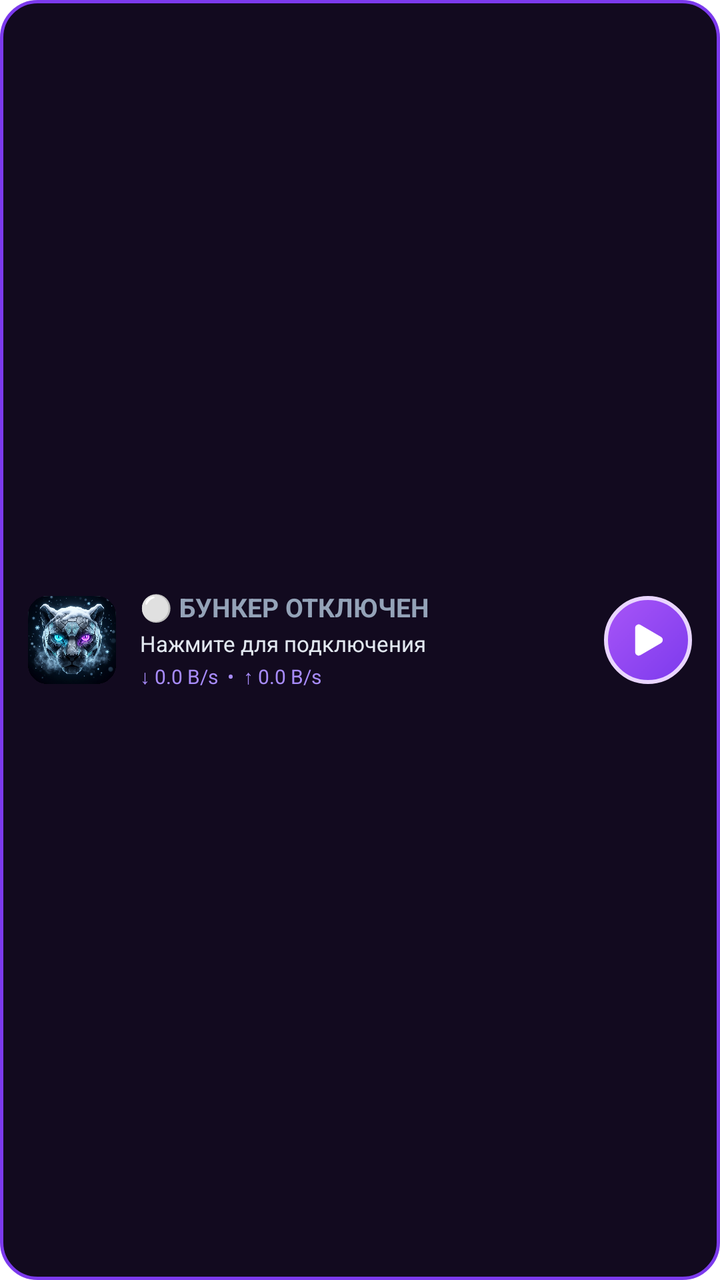
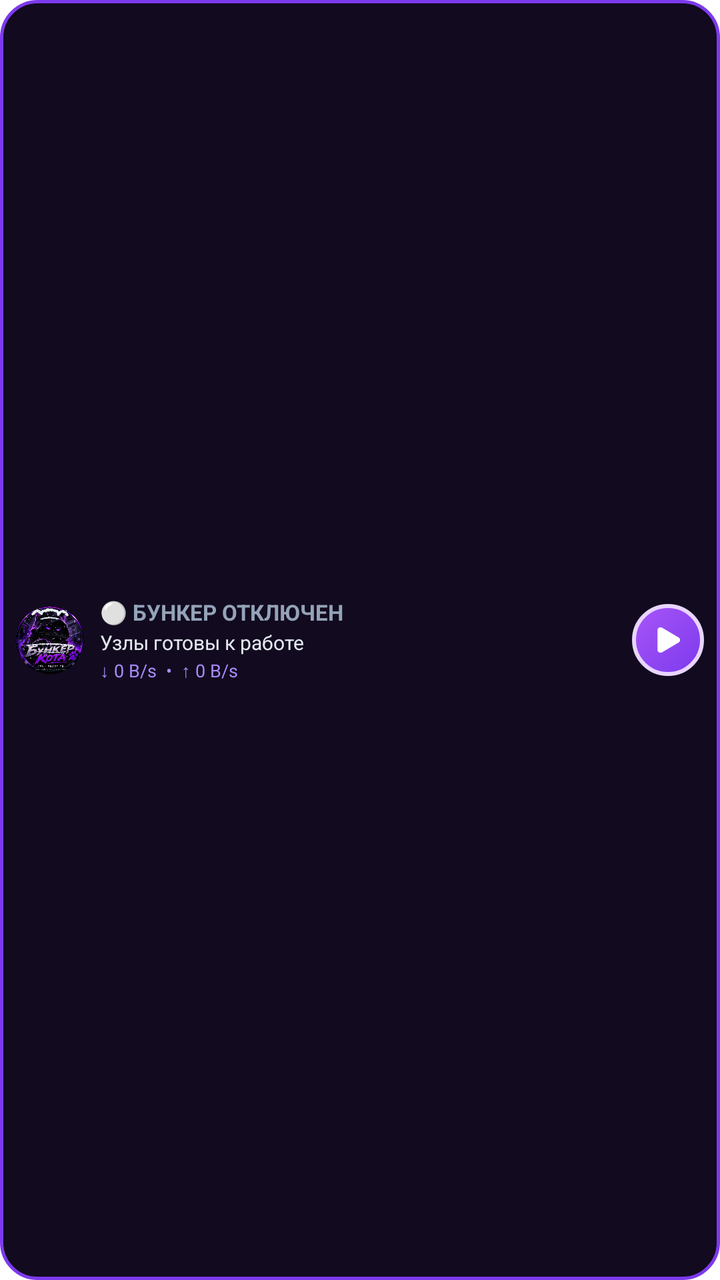

An Android layout rendered at two revisions. The XML below is the earlier revision; the diff shows what the commit changed to produce the second picture.
<!-- AndroidManifest.xml: application theme AppThemeDayNight.NoActionBar -->
<!-- res/layout/widget_switch.xml -->
<?xml version="1.0" encoding="utf-8"?>
<LinearLayout xmlns:android="http://schemas.android.com/apk/res/android"
    android:id="@+id/layout_widget_card"
    android:layout_width="match_parent"
    android:layout_height="wrap_content"
    android:background="@drawable/bg_cyber_widget_inactive"
    android:gravity="center_vertical"
    android:orientation="horizontal"
    android:paddingStart="14dp"
    android:paddingTop="10dp"
    android:paddingEnd="14dp"
    android:paddingBottom="10dp">

    
    <ImageView
        android:id="@+id/image_widget_logo"
        android:layout_width="44dp"
        android:layout_height="44dp"
        android:layout_gravity="center_vertical"
        android:contentDescription="@string/app_name"
        android:scaleType="fitCenter"
        android:src="@drawable/bunker_logo" />

    
    <LinearLayout
        android:id="@+id/layout_widget_info"
        android:layout_width="0dp"
        android:layout_height="wrap_content"
        android:layout_marginStart="12dp"
        android:layout_marginEnd="10dp"
        android:layout_weight="1"
        android:orientation="vertical">

        <TextView
            android:id="@+id/tv_widget_status"
            android:layout_width="wrap_content"
            android:layout_height="wrap_content"
            android:ellipsize="end"
            android:maxLines="1"
            android:text="⚪ БУНКЕР ОТКЛЮЧЕН"
            android:textColor="#94A3B8"
            android:textSize="13sp"
            android:textStyle="bold" />

        <TextView
            android:id="@+id/tv_widget_server"
            android:layout_width="wrap_content"
            android:layout_height="wrap_content"
            android:layout_marginTop="2dp"
            android:ellipsize="end"
            android:maxLines="1"
            android:text="Нажмите для подключения"
            android:textColor="#E2E8F0"
            android:textSize="11sp" />

        <TextView
            android:id="@+id/tv_widget_speed"
            android:layout_width="wrap_content"
            android:layout_height="wrap_content"
            android:layout_marginTop="2dp"
            android:ellipsize="end"
            android:maxLines="1"
            android:text="↓ 0.0 B/s  •  ↑ 0.0 B/s"
            android:textColor="#A78BFA"
            android:textSize="10sp" />
    </LinearLayout>

    
    <FrameLayout
        android:id="@+id/layout_switch"
        android:layout_width="44dp"
        android:layout_height="44dp"
        android:layout_gravity="center_vertical"
        android:background="@drawable/bg_cyber_button_inactive"
        android:clickable="true"
        android:focusable="true">

        <ImageView
            android:id="@+id/image_switch"
            android:layout_width="22dp"
            android:layout_height="22dp"
            android:layout_gravity="center"
            android:contentDescription="@string/app_name"
            android:scaleType="fitCenter"
            android:src="@drawable/ic_play_24dp" />
    </FrameLayout>
</LinearLayout>
<!-- resources referenced by this layout -->
<resources>
  <!-- drawable bg_cyber_button_inactive (drawable) -->
  <?xml version="1.0" encoding="utf-8"?>
  <shape xmlns:android="http://schemas.android.com/apk/res/android"
      android:shape="oval">
      <gradient
          android:angle="135"
          android:startColor="#7C3AED"
          android:endColor="#A855F7"
          android:type="linear" />
      <stroke
          android:width="2dp"
          android:color="#E9D5FF" />
  </shape>
  <!-- drawable bg_cyber_widget_inactive (drawable) -->
  <?xml version="1.0" encoding="utf-8"?>
  <shape xmlns:android="http://schemas.android.com/apk/res/android"
      android:shape="rectangle">
      <corners android:radius="18dp" />
      <solid android:color="#120A1F" />
      <stroke
          android:width="1.5dp"
          android:color="#7C3AED" />
  </shape>
  <!-- drawable bunker_logo: png bitmap (drawable, 487605 bytes) -->
  <!-- drawable ic_play_24dp (drawable) -->
  <vector xmlns:android="http://schemas.android.com/apk/res/android"
      android:width="24dp"
      android:height="24dp"
      android:viewportWidth="1024"
      android:viewportHeight="1024">
      <path
          android:fillColor="#FFFFFFFF"
          android:pathData="M213.333333 789.461333V234.538667C213.333333 168.533333 285.013333 127.530667 341.930667 160.981333l471.68 277.461334c56.106667 32.981333 56.106667 114.133333 0 147.114666L341.930667 863.018667C285.056 896.469333 213.333333 855.466667 213.333333 789.461333z" />
  </vector>
  <string name="app_name" translatable="false">Бункер VPN</string>
  <style name="AppThemeDayNight.NoActionBar" parent="AppThemeBase" />
  <style name="AppThemeBase" parent="AppThemeBaseCommon" />
  <style name="AppThemeBaseCommon" parent="Theme.AppCompat.DayNight.NoActionBar">
          <item name="android:statusBarColor">@android:color/transparent</item>
          <item name="android:navigationBarColor">@android:color/transparent</item>
          <item name="android:windowLightStatusBar">true</item>
          <item name="android:windowBackground">@color/window_background_light</item>
      </style>
  <color name="window_background_light">#FFFFFFFF</color>
</resources>

<!-- the commit's change to res/layout/widget_switch.xml (unified diff, before → after) -->
@@ -6,16 +6,16 @@
     android:background="@drawable/bg_cyber_widget_inactive"
     android:gravity="center_vertical"
     android:orientation="horizontal"
-    android:paddingStart="14dp"
-    android:paddingTop="10dp"
-    android:paddingEnd="14dp"
-    android:paddingBottom="10dp">
+    android:paddingStart="8dp"
+    android:paddingTop="6dp"
+    android:paddingEnd="8dp"
+    android:paddingBottom="6dp">
 
     
     <ImageView
         android:id="@+id/image_widget_logo"
-        android:layout_width="44dp"
-        android:layout_height="44dp"
+        android:layout_width="34dp"
+        android:layout_height="34dp"
         android:layout_gravity="center_vertical"
         android:contentDescription="@string/app_name"
         android:scaleType="fitCenter"
@@ -26,50 +26,50 @@
         android:id="@+id/layout_widget_info"
         android:layout_width="0dp"
         android:layout_height="wrap_content"
-        android:layout_marginStart="12dp"
-        android:layout_marginEnd="10dp"
+        android:layout_marginStart="8dp"
+        android:layout_marginEnd="6dp"
         android:layout_weight="1"
         android:orientation="vertical">
 
         <TextView
             android:id="@+id/tv_widget_status"
-            android:layout_width="wrap_content"
+            android:layout_width="match_parent"
             android:layout_height="wrap_content"
             android:ellipsize="end"
-            android:maxLines="1"
+            android:singleLine="true"
             android:text="⚪ БУНКЕР ОТКЛЮЧЕН"
             android:textColor="#94A3B8"
-            android:textSize="13sp"
+            android:textSize="11sp"
             android:textStyle="bold" />
 
         <TextView
             android:id="@+id/tv_widget_server"
-            android:layout_width="wrap_content"
+            android:layout_width="match_parent"
             android:layout_height="wrap_content"
-            android:layout_marginTop="2dp"
+            android:layout_marginTop="1dp"
             android:ellipsize="end"
-            android:maxLines="1"
-            android:text="Нажмите для подключения"
+            android:singleLine="true"
+            android:text="Узлы готовы к работе"
             android:textColor="#E2E8F0"
-            android:textSize="11sp" />
+            android:textSize="10sp" />
 
         <TextView
             android:id="@+id/tv_widget_speed"
-            android:layout_width="wrap_content"
+            android:layout_width="match_parent"
             android:layout_height="wrap_content"
-            android:layout_marginTop="2dp"
+            android:layout_marginTop="1dp"
             android:ellipsize="end"
-            android:maxLines="1"
-            android:text="↓ 0.0 B/s  •  ↑ 0.0 B/s"
+            android:singleLine="true"
+            android:text="↓ 0 B/s  •  ↑ 0 B/s"
             android:textColor="#A78BFA"
-            android:textSize="10sp" />
+            android:textSize="9sp" />
     </LinearLayout>
 
     
     <FrameLayout
         android:id="@+id/layout_switch"
-        android:layout_width="44dp"
-        android:layout_height="44dp"
+        android:layout_width="36dp"
+        android:layout_height="36dp"
         android:layout_gravity="center_vertical"
         android:background="@drawable/bg_cyber_button_inactive"
         android:clickable="true"
@@ -77,8 +77,8 @@
 
         <ImageView
             android:id="@+id/image_switch"
-            android:layout_width="22dp"
-            android:layout_height="22dp"
+            android:layout_width="18dp"
+            android:layout_height="18dp"
             android:layout_gravity="center"
             android:contentDescription="@string/app_name"
             android:scaleType="fitCenter"
<!-- resource entries referenced after the edit -->
@@ -23,7 +23,7 @@
           android:width="1.5dp"
           android:color="#7C3AED" />
   </shape>
-  <!-- drawable bunker_logo: png bitmap (drawable, 487605 bytes) -->
+  <!-- drawable bunker_logo: png bitmap (drawable, 488624 bytes) -->
   <!-- drawable ic_play_24dp (drawable) -->
   <vector xmlns:android="http://schemas.android.com/apk/res/android"
       android:width="24dp"
